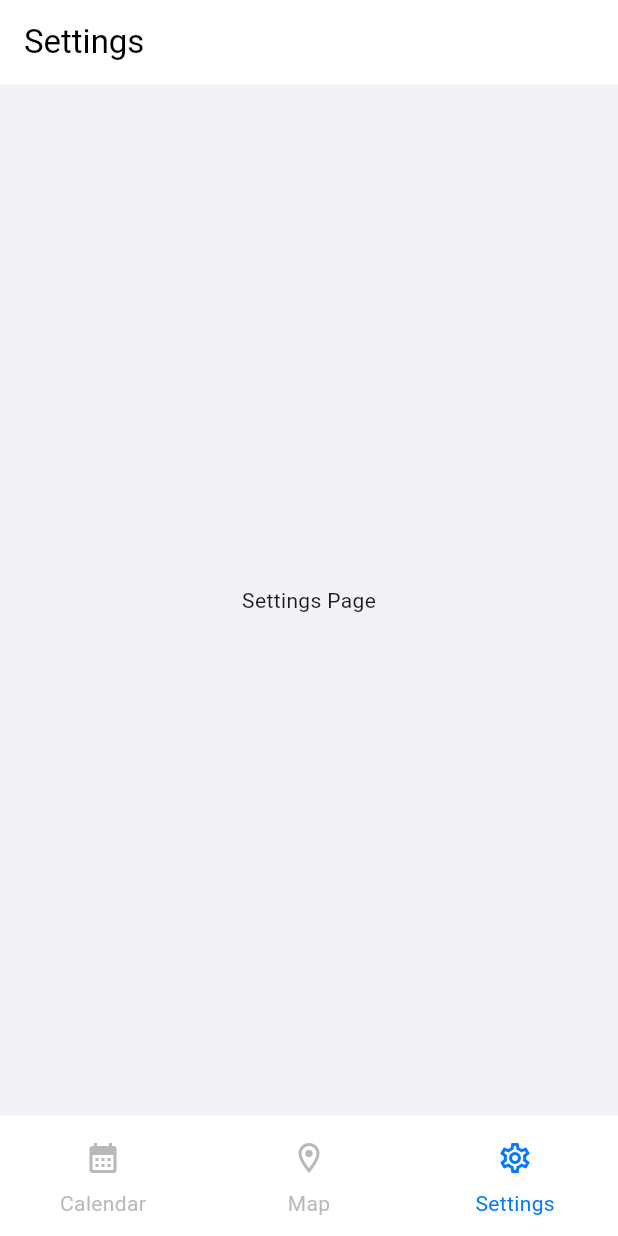
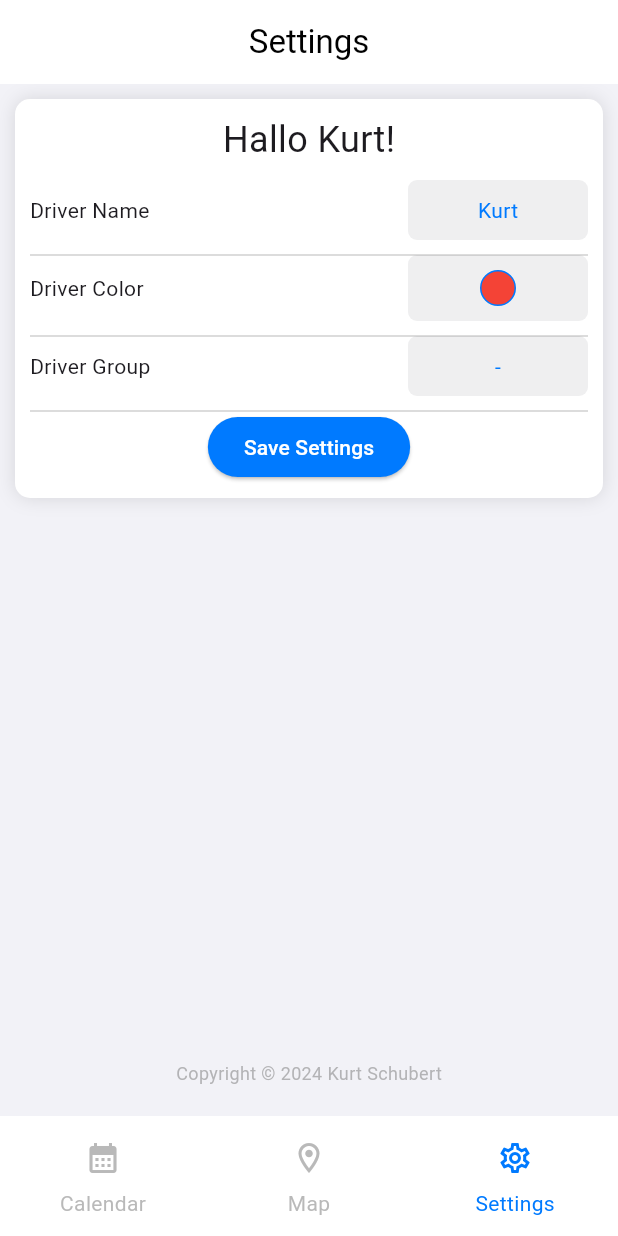
Before and after one commit to Bolzenpinguin/drive2ibiza, a Flutter app: the Navigation screen opened directly, item 3 of the bottom bar chosen, on a phone screen of 412 x 824 dp. Run offline on Flutter 3.47's test engine with Material 3 defaults, Android fonts, the phone set to English and light mode, and no system bars; our stand-ins replace flutter_svg, syncfusion_flutter_calendar.

Commit message:
Create Settings_widget.dart, create settings listing, ad sytles to the styleguide

```diff
--- a/lib/pages/calendar/calendar_widget.dart
+++ b/lib/pages/calendar/calendar_widget.dart
@@ -12,7 +12,7 @@ class CalendarWidget extends StatelessWidget {
       padding: const EdgeInsets.all(paddingSmall),
       margin: const EdgeInsets.all(marginSmall),
       decoration: BoxDecoration(
-        color: calendarBackground,
+        color: whiteBackground,
         borderRadius: BorderRadius.circular(borderRadiusMedium),
         boxShadow: [
           BoxShadow(
@@ -24,7 +24,7 @@ class CalendarWidget extends StatelessWidget {
 
       child: SfCalendar(
         headerStyle: CalendarHeaderStyle(
-            backgroundColor: calendarBackground,
+            backgroundColor: whiteBackground,
             textStyle: TextStyle(
               fontWeight: FontWeight.bold,
             )
--- a/lib/pages/navigation.dart
+++ b/lib/pages/navigation.dart
@@ -26,7 +26,7 @@ class _NavigationState extends State<Navigation> {
     pages = [
       const Calendar(),
       const MapPage(),
-      const SettingsPage(),
+      const Settings(),
     ];
   }
 
--- a/lib/pages/settings/settings.dart
+++ b/lib/pages/settings/settings.dart
@@ -1,18 +1,22 @@
-// TODO Implement this library.
 import 'package:flutter/material.dart';
+import 'package:drive2ibiza/pages/settings/settings_widget.dart';
+import '../../utils/styleguide.dart';
 
-class SettingsPage extends StatelessWidget {
-  const SettingsPage({super.key});
+class Settings extends StatelessWidget {
+  const Settings({super.key});
 
   @override
   Widget build(BuildContext context) {
     return Scaffold(
       appBar: AppBar(
-        title: const Text('Settings'),
+        title: Text(
+          'Settings',
+          style: TextStyle(color: fontColor),
+        ),
+        centerTitle: true,
+        backgroundColor: appNavBarColor,
       ),
-      body: const Center(
-        child: Text('Settings Page'),
-      ),
+      body: SettingsWidget(),
     );
   }
 }
--- /dev/null
+++ b/lib/pages/settings/settings_widget.dart
@@ -0,0 +1,200 @@
+import 'package:flutter/material.dart';
+import '../../utils/styleguide.dart';
+import 'package:intl/intl.dart';
+
+class SettingsWidget extends StatelessWidget {
+  const SettingsWidget({super.key});
+
+  @override
+  Widget build(BuildContext context) {
+    return Column(
+      mainAxisAlignment: MainAxisAlignment.spaceBetween,
+      children: [
+        Center(
+          child: Container(
+            margin: const EdgeInsets.all(marginSmall),
+            padding: const EdgeInsets.all(paddingSmall),
+            decoration: BoxDecoration(
+              color: whiteBackground,
+              borderRadius: BorderRadius.circular(borderRadiusMedium),
+              boxShadow: [
+                BoxShadow(
+                  color: shadowColor,
+                  blurRadius: 10,
+                ),
+              ],
+            ),
+            child: Column(
+              mainAxisSize: MainAxisSize.min, // This keeps the container only as tall as its content
+              children: [
+                // Add your rows and content here
+                Text('Hallo Kurt!', style: TextStyle(fontSize: 24)),
+
+                // Spacer
+                SizedBox(height: spacingSmall,
+                ),
+
+                // Driver Name Row
+                Row(
+                  mainAxisAlignment: MainAxisAlignment.spaceBetween,
+                  children: [
+                    Text('Driver Name'),
+                    SizedBox(
+                      width: settingsBoxWidth,
+                      child: Container(
+                        padding: EdgeInsets.symmetric(horizontal: paddingSmall, vertical: paddingSmall),
+                        decoration: BoxDecoration(
+                          color: btnGreyBackground,
+                          borderRadius: BorderRadius.circular(borderRadiusSmall),
+                        ),
+                        child: Center(
+                          child: GestureDetector(
+                            onTap: () {
+                              // TODO: BTN für Namensänderung implementieren
+                              print('Button for Name Change Pressed!');
+                            },
+                            child: Text(
+                              'Kurt',
+                              style: TextStyle(color: linkFontColor),
+                            ),
+                          ),
+                        ),
+                      ),
+                    ),
+                  ],
+                ),
+
+                // Spacer
+                SpacerWidget(),
+
+                // Driver Color Row
+                Row(
+                  mainAxisAlignment: MainAxisAlignment.spaceBetween,
+                  children: [
+                    Text('Driver Color'),
+                    SizedBox(
+                      width: settingsBoxWidth,
+                      child: Container(
+                        padding: EdgeInsets.symmetric(horizontal: paddingSmall, vertical: paddingSmall),
+                        decoration: BoxDecoration(
+                          color: btnGreyBackground,
+                          borderRadius: BorderRadius.circular(borderRadiusSmall),
+                        ),
+                        child: Row(
+                          mainAxisAlignment: MainAxisAlignment.center,
+                          children: [
+                            GestureDetector(
+                              onTap: () {
+                                // TODO: BTN für Farbauswahl implementieren
+                                print('Button for Color Change Pressed!');
+                              },
+                              child: Container(
+                                width: 24,
+                                height: 24,
+                                decoration: BoxDecoration(
+                                  shape: BoxShape.circle,
+                                  color: Colors.red,
+                                  border: Border.all(
+                                    color: appPrimaryColor,
+                                  ),
+                                ),
+                              ),
+                            ),
+                          ],
+                        ),
+                      ),
+                    ),
+                  ],
+                ),
+
+                // Spacer
+                SpacerWidget(),
+
+                // Driver Group Row
+                Row(
+                  mainAxisAlignment: MainAxisAlignment.spaceBetween,
+                  children: [
+                    Text('Driver Group'),
+                    SizedBox(
+                      width: settingsBoxWidth,
+                      child: Container(
+                        padding: EdgeInsets.symmetric(horizontal: paddingSmall, vertical: paddingSmall),
+                        decoration: BoxDecoration(
+                          color: btnGreyBackground,
+                          borderRadius: BorderRadius.circular(borderRadiusSmall),
+                        ),
+                        child: Center(
+                          child: GestureDetector(
+                            onTap: () {
+                              // TODO: BTN für Namensänderung implementieren
+                              print('Button for Group Change Pressed!');
+                            },
+                            child: Text(
+                              '-',
+                              style: TextStyle(color: linkFontColor),
+                            ),
+                          ),
+                        ),
+                      ),
+                    ),
+                  ],
+                ),
+
+                // Spacer
+                SpacerWidget(),
+
+                ElevatedButton(
+                  onPressed: () {
+                    // TODO Abspeichern hinzufügen -> Brauch ich das eigentlich??
+                    print('Save Settings BTN pressed');
+                  },
+                  style: ElevatedButton.styleFrom(
+                    //padding: const EdgeInsets.symmetric(vertical: paddingNormal),
+                    foregroundColor: btnFontColor,
+                    backgroundColor: btnBackgroundColor,
+                  ),
+                  child: Text('Save Settings'),
+                ),
+              ],
+            ),
+          ),
+        ),
+
+
+        // Copyright Text
+        Padding(
+          padding: const EdgeInsets.only(bottom: paddingBig),
+          child: Text(
+            'Copyright © ${DateFormat.y().format(DateTime.now())} Kurt Schubert',
+            style: TextStyle(
+              fontSize: copyrightLabel,
+              color: secondaryFontColor,
+            ),
+          ),
+        ),
+      ],
+    );
+  }
+}
+
+// Spacer
+class SpacerWidget extends StatelessWidget {
+  const SpacerWidget({super.key});
+
+  @override
+  Widget build(BuildContext context) {
+    return SizedBox(
+      height: spacingSmall,
+      child: Container(
+        decoration: BoxDecoration(
+          border: Border(
+            bottom: BorderSide(
+              color: appSecondaryColor,
+              width: 0.0,
+            ),
+          ),
+        ),
+      ),
+    );
+  }
+}
--- a/lib/utils/styleguide.dart
+++ b/lib/utils/styleguide.dart
@@ -14,16 +14,16 @@ const Color appUnselectedIconColor = Color.fromRGBO(128, 128, 128, 0.55); // lig
 // Font Colors
 const Color fontColor = Color.fromRGBO(0, 0, 0, 1);
 const Color linkFontColor = Color.fromRGBO(0, 122, 255, 1);
+const Color secondaryFontColor = Color.fromRGBO(128, 128, 128, 0.55);
 
 // Backgrounds
 const Color appBackgroundColor = Color.fromRGBO(242, 242, 247, 1); // background grey
+const Color whiteBackground = Color.fromRGBO(255, 255, 255, 1);
 
 // BTN Styling
 const Color btnBackgroundColor = Color.fromRGBO(0, 122, 255, 1);
 const Color btnFontColor = Color.fromRGBO(255, 255, 255, 1);
-
-// calendar
-const Color calendarBackground = Color.fromRGBO(255, 255, 255, 1); // smooth withe
+const Color btnGreyBackground = Color.fromRGBO(120, 120, 128, 0.12);
 
 // Shadows
 const Color shadowColor = Colors.black12;
@@ -38,9 +38,10 @@ const double spacingXL = 50.0;
 // Fonts
 const double primaryHeading = 28.0;
 const double secondaryHeading = 18.0;
+const double copyrightLabel = 12.0;
 
 // Border Radius
-const double borderRadiusSmall = 5.0;
+const double borderRadiusSmall = 6.0;
 const double borderRadiusMedium = 10.0;
 
 // Padding
@@ -52,3 +53,6 @@ const double paddingBig = 20.0;
 const double marginSmall = 10.0;
 const double marginNormal = 15.0;
 const double marginBig = 20.0;
+
+// Textbox
+const double settingsBoxWidth = 120.0;
--- a/pubspec.yaml
+++ b/pubspec.yaml
@@ -35,6 +35,7 @@ dependencies:
   cupertino_icons: ^1.0.8
   flutter_svg: ^2.0.10+1
   syncfusion_flutter_calendar: ^27.1.57
+  intl: ^0.19.0
 
 dev_dependencies:
   flutter_test:
```
Also changed, not shown: pubspec.lock.
